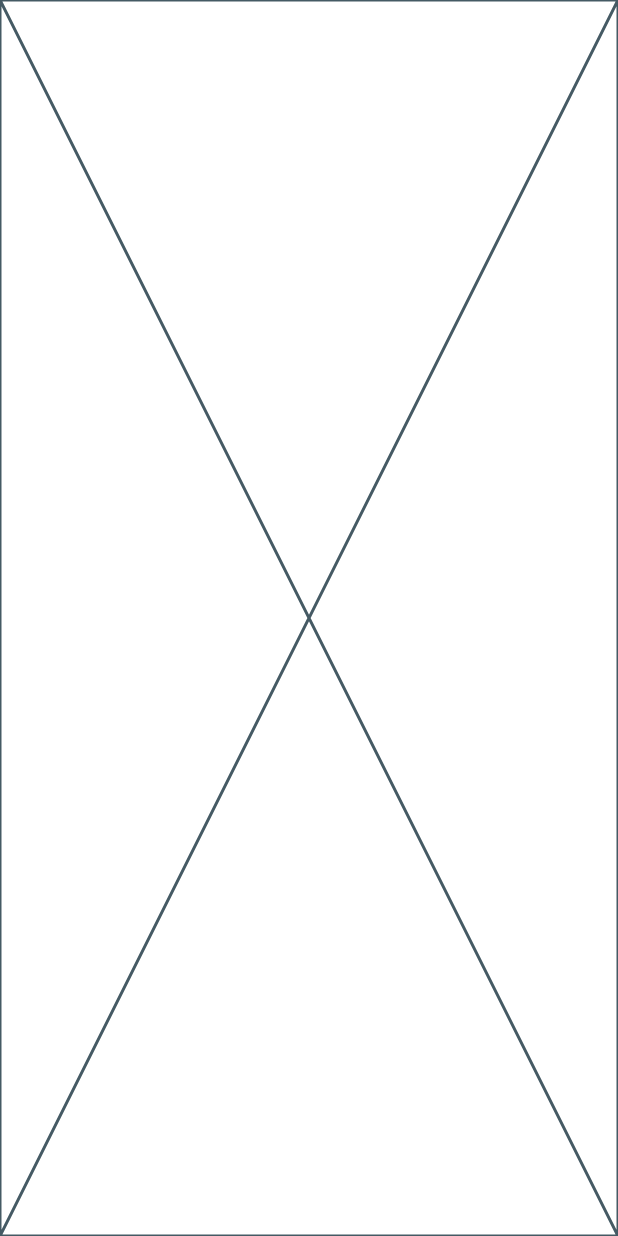
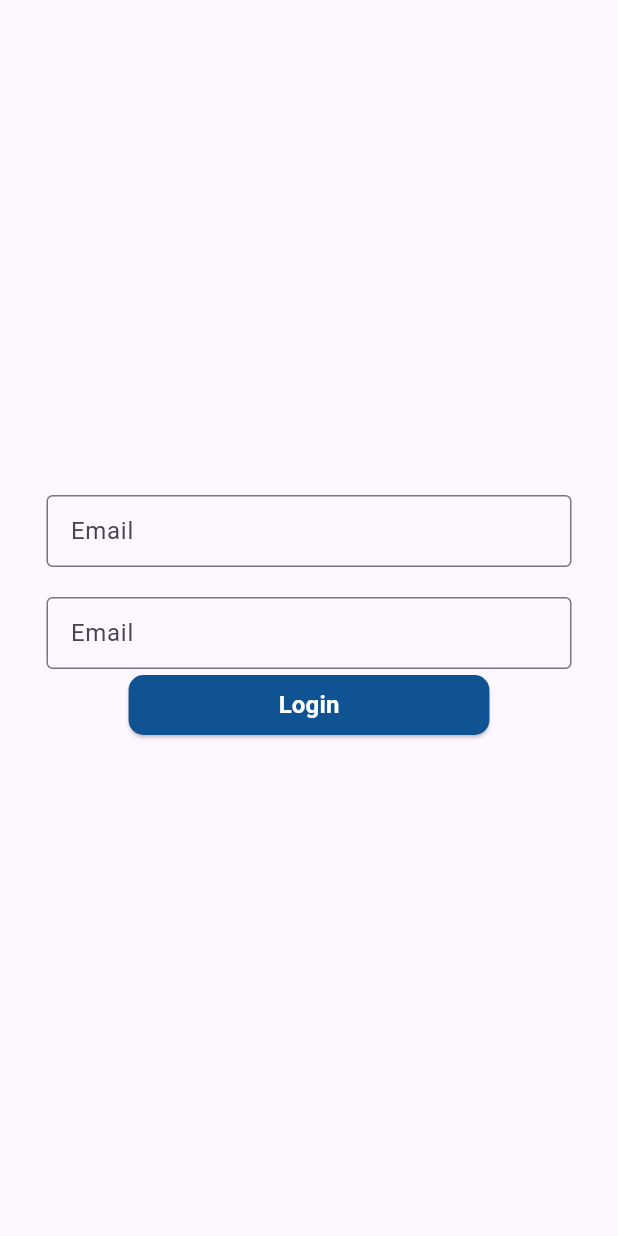
Before and after one commit to ITDEVKSPUK/loan-application-, a Flutter app: the screen it shows after launch, on a phone screen of 412 x 824 dp. Run offline on Flutter 3.47's test engine with Material 3 defaults, Android fonts, the phone set to English and light mode, and no system bars.

Commit message:
feat: [AZ] Implement splash screen with custom text fields and button

```diff
--- /dev/null
+++ b/lib/core/theme/color.dart
@@ -0,0 +1,6 @@
+import 'package:flutter/material.dart';
+
+class AppColors {
+  //Button Color
+  static const Color btnColor = Color.fromRGBO(15, 83, 147, 1);
+}
--- a/lib/splash_screen.dart
+++ b/lib/splash_screen.dart
@@ -1,4 +1,7 @@
 import 'package:flutter/material.dart';
+import 'package:loan_apllication/core/theme/color.dart';
+import 'package:loan_apllication/widgets/app_button.dart';
+import 'package:loan_apllication/widgets/text_field.dart';
 
 class SplashScreen extends StatefulWidget {
   const SplashScreen({super.key});
@@ -10,6 +13,40 @@ class SplashScreen extends StatefulWidget {
 class _SplashScreenState extends State<SplashScreen> {
   @override
   Widget build(BuildContext context) {
-    return const Placeholder();
+    return Scaffold(
+      body: Center(
+          child: Container(
+              child: Column(
+        mainAxisAlignment: MainAxisAlignment.center,
+        children: [
+          CustomTextField(
+              labelText: 'Email',
+              controller: TextEditingController(),
+              keyboardType: TextInputType.emailAddress,
+              heigth: 48,
+              width: 350),
+          SizedBox(
+            height: 20,
+          ),
+          CustomTextField(
+              labelText: 'Email',
+              controller: TextEditingController(),
+              keyboardType: TextInputType.emailAddress,
+              heigth: 48,
+              width: 350),
+          CustomButton(
+              text: 'Login',
+              onPressed: () {},
+              color: AppColors.btnColor,
+              borderRadius: 10,
+              textStyle: TextStyle(
+                  color: Colors.white,
+                  fontSize: 16,
+                  fontWeight: FontWeight.bold),
+              paddingVertical: 8,
+              paddingHorizontal: 100)
+        ],
+      ))),
+    );
   }
 }
--- /dev/null
+++ b/lib/views/login_screen.dart
@@ -0,0 +1,12 @@
+import 'package:flutter/material.dart';
+
+class LoginScreen extends StatelessWidget {
+  const LoginScreen({super.key});
+
+  @override
+  Widget build(BuildContext context) {
+    return Scaffold(
+
+    );
+  }
+}
--- /dev/null
+++ b/lib/widgets/app_button.dart
@@ -0,0 +1,37 @@
+import 'package:flutter/material.dart';
+
+class CustomButton extends StatelessWidget {
+  final String text;
+  final VoidCallback onPressed;
+  final Color color;
+  final double borderRadius;
+  final TextStyle textStyle;
+  final double paddingVertical;
+  final double paddingHorizontal;
+
+  const CustomButton({
+    Key? key,
+    required this.text,
+    required this.onPressed,
+    required this.color,
+    required this.borderRadius,
+    required this.textStyle,
+    required this.paddingVertical,
+    required this.paddingHorizontal,
+  }) : super(key: key);
+
+  @override
+  Widget build(BuildContext context) {
+    return ElevatedButton(
+      style: ElevatedButton.styleFrom(
+        backgroundColor: color,
+        shape: RoundedRectangleBorder(
+          borderRadius: BorderRadius.circular(borderRadius),
+        ),
+        padding: EdgeInsets.symmetric(vertical: paddingVertical, horizontal: paddingHorizontal),
+      ),
+      onPressed: onPressed,
+      child: Text(text, style: textStyle),
+    );
+  }
+}
--- /dev/null
+++ b/lib/widgets/text_field.dart
@@ -0,0 +1,34 @@
+import 'package:flutter/material.dart';
+
+class CustomTextField extends StatelessWidget {
+  final String labelText;
+  final TextEditingController controller;
+  final bool obscureText;
+  final TextInputType keyboardType;
+  final double heigth ;
+  final double width ;
+
+  CustomTextField({
+    required this.labelText,
+    required this.controller,
+    this.obscureText = false,
+    this.keyboardType = TextInputType.text, required this.heigth, required this.width,
+  });
+
+  @override
+  Widget build(BuildContext context) {
+    return SizedBox(
+      height: heigth,
+      width: width,
+      child: TextField(
+        controller: controller,
+        obscureText: obscureText,
+        keyboardType: keyboardType,
+        decoration: InputDecoration(
+          labelText: labelText,
+          border: OutlineInputBorder(),
+        ),
+      ),
+    );
+  }
+}
```
Also changed, not shown: lib/models/user_model.dart (added), lib/views/admin/auth/home.dart (added), lib/views/employee/home.dart (added).
